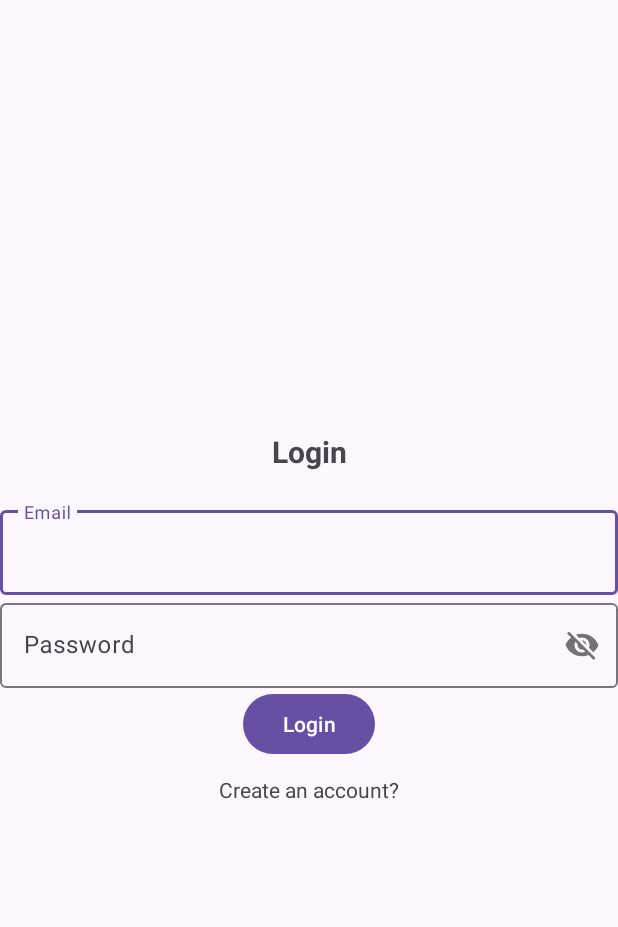
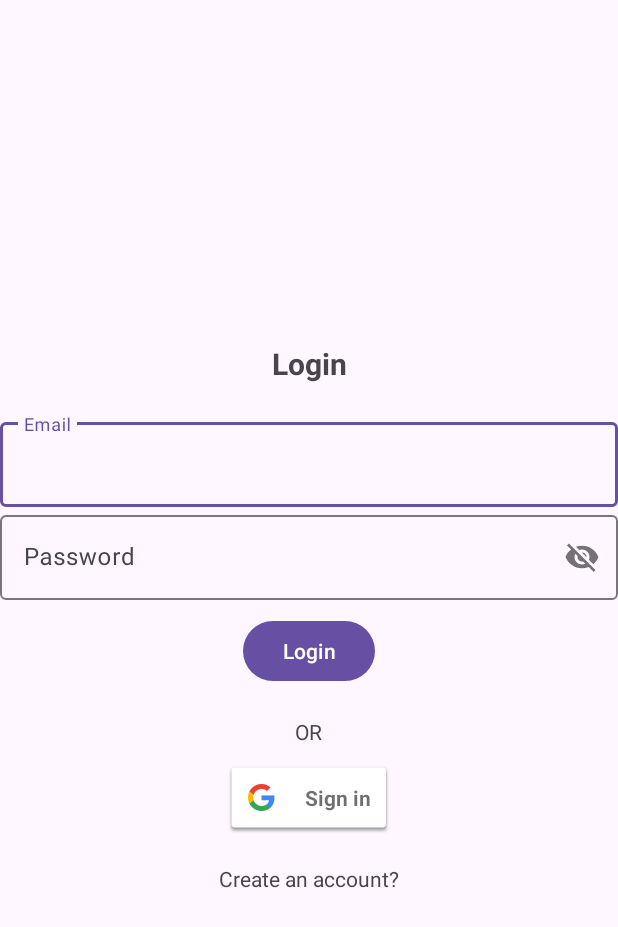
Before and after one commit to achchala/ece452-project, an Android app built with Jetpack Compose: the screen it shows after launch (Login), on a phone screen of 412 x 824 dp. Shown: the top 927 px of the screen. Run offline under Robolectric (Android 15) with nearby library versions, the phone set to English and light mode, and no system bars; our stand-ins replace Firebase (no records; nobody signed in at launch, a user with empty details on screens opened directly).

Commit message:
Enable login via google sign in

```diff
--- a/frontend/app/build.gradle.kts
+++ b/frontend/app/build.gradle.kts
@@ -66,6 +66,11 @@ dependencies {
     implementation(libs.material)
     implementation(libs.androidx.activity)
     implementation(libs.androidx.constraintlayout)
+    implementation(libs.androidx.credentials)
+    implementation(libs.androidx.credentials.play.services.auth)
+    implementation(libs.googleid)
+    implementation("com.google.android.gms:play-services-auth:21.2.0")
+    implementation("com.google.android.libraries.identity.googleid:googleid:1.1.1")
 
     testImplementation(libs.junit)
     androidTestImplementation(libs.androidx.junit)
--- a/frontend/app/src/main/res/layout/activity_login.xml
+++ b/frontend/app/src/main/res/layout/activity_login.xml
@@ -43,12 +43,27 @@
         android:id="@+id/btn_login"
         android:layout_width="wrap_content"
         android:layout_height="wrap_content"
-        android:text="@string/login"/>
+        android:text="@string/login"
+        android:layout_marginTop="10dp"/>
+
+    <TextView
+        android:layout_width="wrap_content"
+        android:layout_height="wrap_content"
+        android:text="OR"
+        android:gravity="center"
+        android:layout_marginTop="20dp"
+        android:layout_marginBottom="10dp"/>
+
+    <com.google.android.gms.common.SignInButton
+        android:id="@+id/btn_google_signin"
+        android:layout_width="wrap_content"
+        android:layout_height="wrap_content"
+        android:layout_gravity="center"/>
 
     <TextView
         android:id="@+id/create_account"
         android:layout_width="wrap_content"
         android:layout_height="wrap_content"
         android:text="Create an account?"
-        android:layout_marginTop="10dp" />
+        android:layout_marginTop="20dp" />
 </LinearLayout>
--- a/frontend/app/src/main/res/values/strings.xml
+++ b/frontend/app/src/main/res/values/strings.xml
@@ -4,4 +4,5 @@
     <string name="email">Email</string>
     <string name="password">Password</string>
     <string name="register">Register</string>
+    <string name="client_id">734619241696-tv5q5fb8gastqh81oioqc599khue6dej.apps.googleusercontent.com</string>
 </resources>
```
Also changed, not shown: frontend/app/src/main/java/com/example/evenly/Login.kt (+90 -0 lines), frontend/gradle/libs.versions.toml (+9 -1 lines), 2 other files.
